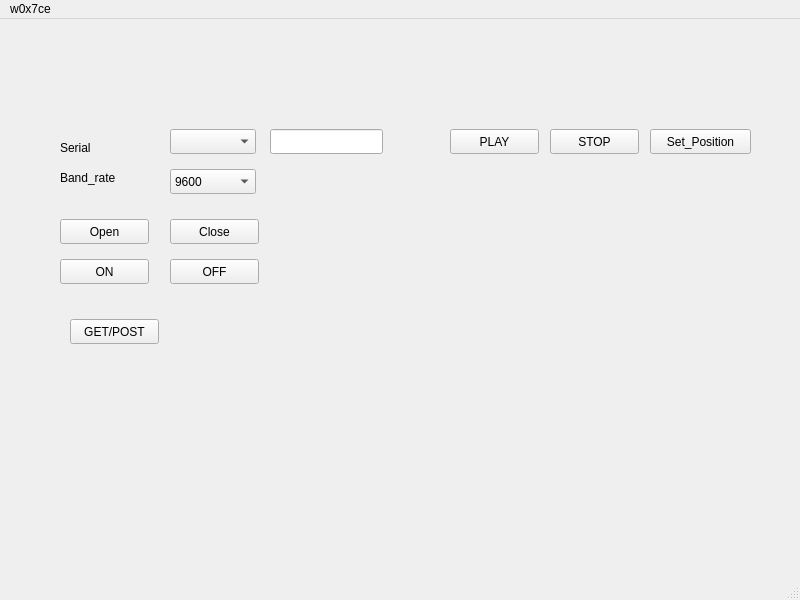
Before: the Qt Designer form src/mainwindow.ui in tianrking/qt_pro, drawn with Qt 5.
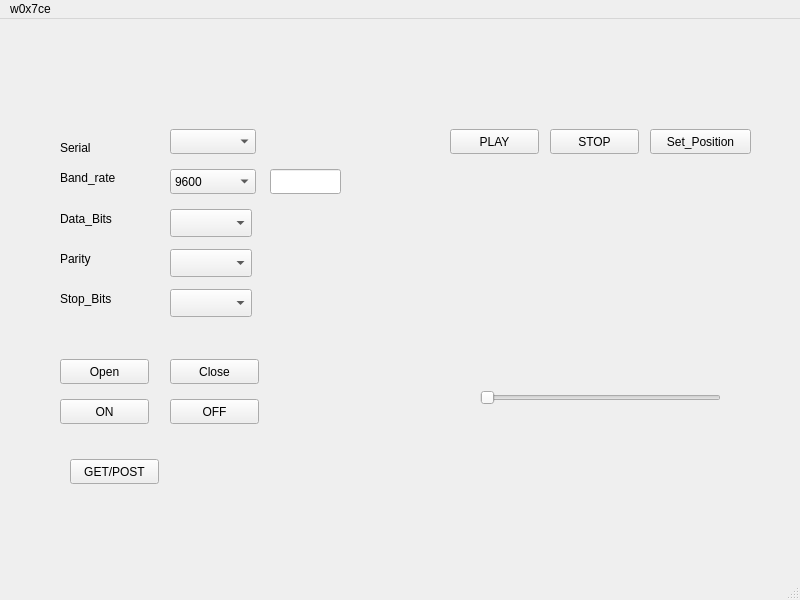
After: the same form once the commit is applied.

```diff
--- a/src/mainwindow.ui
+++ b/src/mainwindow.ui
@@ -84,8 +84,8 @@
     <property name="geometry">
      <rect>
       <x>270</x>
-      <y>110</y>
-      <width>113</width>
+      <y>150</y>
+      <width>71</width>
       <height>25</height>
      </rect>
     </property>
@@ -94,7 +94,7 @@
     <property name="geometry">
      <rect>
       <x>60</x>
-      <y>200</y>
+      <y>340</y>
       <width>89</width>
       <height>25</height>
      </rect>
@@ -107,7 +107,7 @@
     <property name="geometry">
      <rect>
       <x>170</x>
-      <y>200</y>
+      <y>340</y>
       <width>89</width>
       <height>25</height>
      </rect>
@@ -120,7 +120,7 @@
     <property name="geometry">
      <rect>
       <x>60</x>
-      <y>240</y>
+      <y>380</y>
       <width>89</width>
       <height>25</height>
      </rect>
@@ -133,7 +133,7 @@
     <property name="geometry">
      <rect>
       <x>170</x>
-      <y>240</y>
+      <y>380</y>
       <width>89</width>
       <height>25</height>
      </rect>
@@ -146,7 +146,7 @@
     <property name="geometry">
      <rect>
       <x>70</x>
-      <y>300</y>
+      <y>440</y>
       <width>89</width>
       <height>25</height>
      </rect>
@@ -158,13 +158,20 @@
    <widget class="QWidget" name="verticalLayoutWidget">
     <property name="geometry">
      <rect>
-      <x>370</x>
-      <y>180</y>
-      <width>381</width>
+      <x>460</x>
+      <y>170</y>
+      <width>291</width>
       <height>161</height>
      </rect>
     </property>
-    <layout class="QVBoxLayout" name="verticalLayout"/>
+    <layout class="QVBoxLayout" name="verticalLayout">
+     <property name="sizeConstraint">
+      <enum>QLayout::SetDefaultConstraint</enum>
+     </property>
+     <property name="rightMargin">
+      <number>0</number>
+     </property>
+    </layout>
    </widget>
    <widget class="QPushButton" name="pushButton_6">
     <property name="geometry">
@@ -205,6 +212,88 @@
      <string>Set_Position</string>
     </property>
    </widget>
+   <widget class="QSlider" name="horizontalSlider">
+    <property name="geometry">
+     <rect>
+      <x>480</x>
+      <y>370</y>
+      <width>241</width>
+      <height>18</height>
+     </rect>
+    </property>
+    <property name="orientation">
+     <enum>Qt::Horizontal</enum>
+    </property>
+   </widget>
+   <widget class="QLabel" name="label_3">
+    <property name="geometry">
+     <rect>
+      <x>60</x>
+      <y>190</y>
+      <width>71</width>
+      <height>20</height>
+     </rect>
+    </property>
+    <property name="text">
+     <string>Data_Bits</string>
+    </property>
+   </widget>
+   <widget class="QLabel" name="label_4">
+    <property name="geometry">
+     <rect>
+      <x>60</x>
+      <y>230</y>
+      <width>63</width>
+      <height>20</height>
+     </rect>
+    </property>
+    <property name="text">
+     <string>Parity</string>
+    </property>
+   </widget>
+   <widget class="QLabel" name="label_5">
+    <property name="geometry">
+     <rect>
+      <x>60</x>
+      <y>270</y>
+      <width>71</width>
+      <height>20</height>
+     </rect>
+    </property>
+    <property name="text">
+     <string>Stop_Bits</string>
+    </property>
+   </widget>
+   <widget class="QComboBox" name="comboBox_Data_Bits">
+    <property name="geometry">
+     <rect>
+      <x>170</x>
+      <y>190</y>
+      <width>82</width>
+      <height>28</height>
+     </rect>
+    </property>
+   </widget>
+   <widget class="QComboBox" name="comboBox_Parity">
+    <property name="geometry">
+     <rect>
+      <x>170</x>
+      <y>230</y>
+      <width>82</width>
+      <height>28</height>
+     </rect>
+    </property>
+   </widget>
+   <widget class="QComboBox" name="comboBox_Stop_Bits">
+    <property name="geometry">
+     <rect>
+      <x>170</x>
+      <y>270</y>
+      <width>82</width>
+      <height>28</height>
+     </rect>
+    </property>
+   </widget>
   </widget>
   <widget class="QMenuBar" name="menubar">
    <property name="geometry">
```
Left out of the diff: 17 changed lines with no effect on the pictures.
